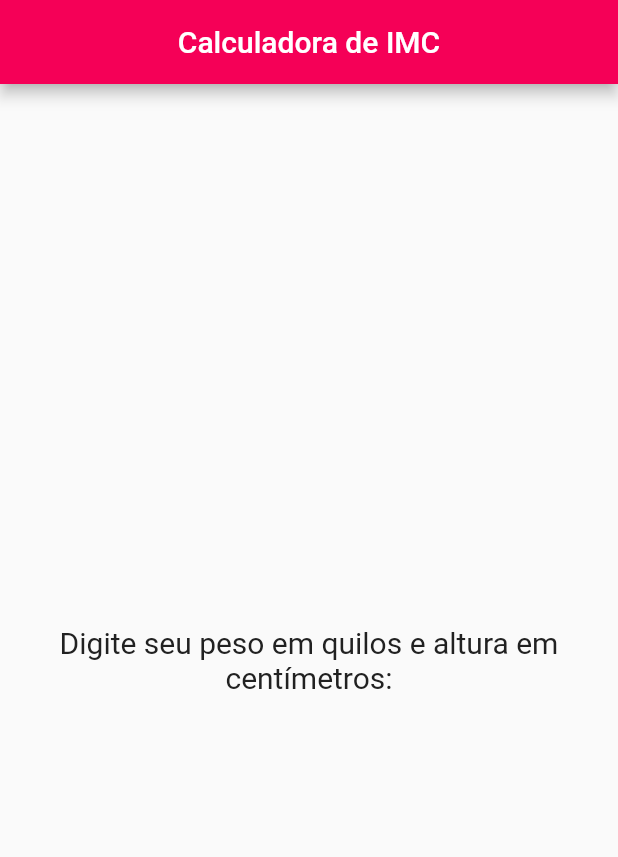
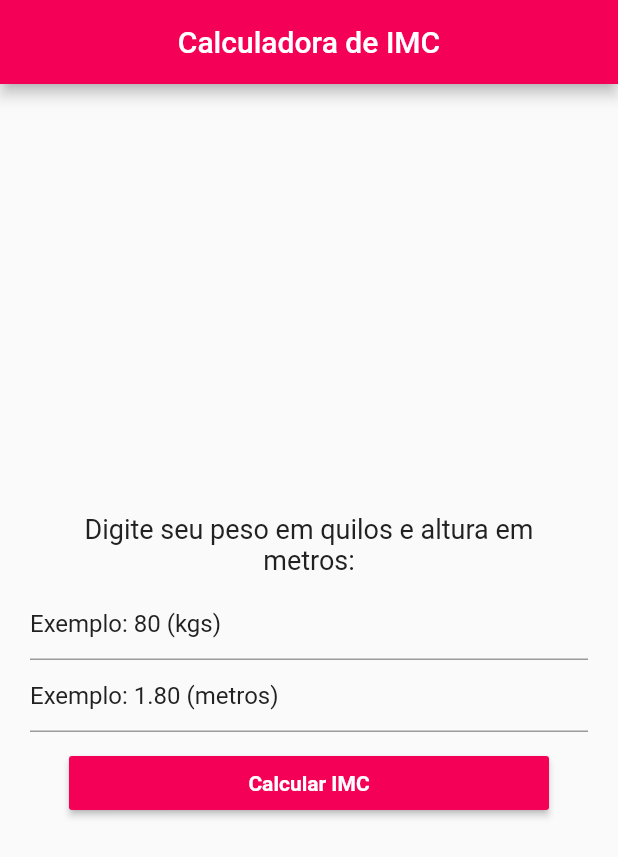
Before and after one commit to 2504Guimaraes/Desenvolvimento-Mobile-IMC, a Flutter app: the screen it shows after launch, on a phone screen of 412 x 824 dp. Shown: the top 857 px of the screen. Run offline on Flutter 3.47's test engine with Material 2 defaults, Android fonts, the phone set to English and light mode, and no system bars.

Commit message:
terminado design do botão

```diff
--- a/lib/main.dart
+++ b/lib/main.dart
@@ -105,19 +105,52 @@ class _LogicaCalculadora extends State<CalculadoraBody> {
           mainAxisSize: MainAxisSize.max,
           crossAxisAlignment: CrossAxisAlignment.stretch,
           children: [
-
             Padding(
               padding: const EdgeInsets.all(8),
               child: Text(
-              'Digite seu peso em quilos e altura em centímetros:',
-              style: TextStyle(
-                fontSize: 20,
-                color: Colors.grey[900]
-              ),
+                'Digite seu peso em quilos e altura em metros:',
+                style: TextStyle(fontSize: 18, color: Colors.grey[900]),
                 textAlign: TextAlign.center,
               ),
             ),
-
+            TextField(
+              controller: _pesoDigitado,
+              decoration: InputDecoration(
+                hintText: 'Exemplo: 80 (kgs)',
+                hintStyle: TextStyle(color: Colors.grey[900]),
+              ),
+            ),
+            TextField(
+              controller: _alturaDigitada,
+              decoration: InputDecoration(
+                hintText: 'Exemplo: 1.80 (metros)',
+                hintStyle: TextStyle(color: Colors.grey[900]),
+              ),
+            ),
+            Row(
+              mainAxisAlignment: MainAxisAlignment.center,
+              mainAxisSize: MainAxisSize.max,
+              crossAxisAlignment: CrossAxisAlignment.start,
+              children: [
+                Container(
+                  width: 320,
+                  margin: const EdgeInsets.only(top: 10),
+                  child: RaisedButton(
+                    onPressed: () {
+                      // funções a serem eecutadas no clique:
+                    },
+                    color: Colors.pinkAccent[400],
+                    child: Text(
+                      'Calcular IMC',
+                      style: TextStyle(
+                        color: Colors.white,
+                        fontWeight: FontWeight.bold,
+                      ),
+                    ),
+                  ),
+                ),
+              ],
+            )
           ]),
     );
   }
```
Lines whose indentation alone changed are shown as unchanged.
